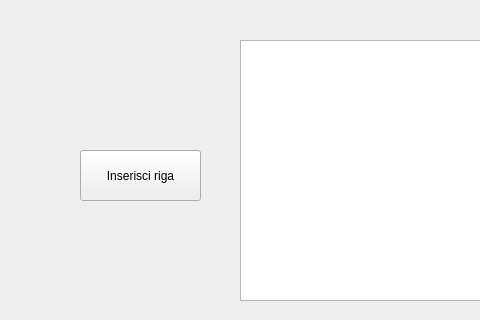
The window that mainwindow.ui (danfio7/interfaceLab) describes before a commit, drawn with Qt 5; both pictures show x 0 to 480 and y 90 to 410 of the 800 by 600 pixel window.
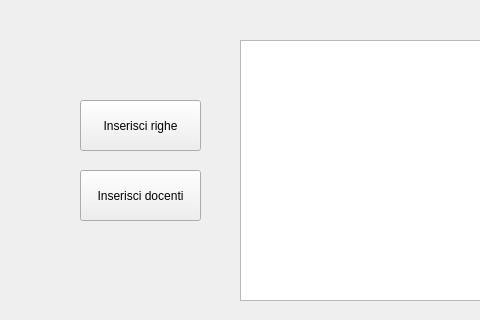
The same window after the commit.

Patch:
```diff
--- a/mainwindow.ui
+++ b/mainwindow.ui
@@ -24,17 +24,30 @@
      </rect>
     </property>
    </widget>
+   <widget class="QPushButton" name="push0">
+    <property name="geometry">
+     <rect>
+      <x>80</x>
+      <y>190</y>
+      <width>121</width>
+      <height>51</height>
+     </rect>
+    </property>
+    <property name="text">
+     <string>Inserisci righe</string>
+    </property>
+   </widget>
    <widget class="QPushButton" name="push1">
     <property name="geometry">
      <rect>
       <x>80</x>
-      <y>240</y>
+      <y>260</y>
       <width>121</width>
       <height>51</height>
      </rect>
     </property>
     <property name="text">
-     <string>Inserisci riga</string>
+     <string>Inserisci docenti</string>
     </property>
    </widget>
   </widget>
```
